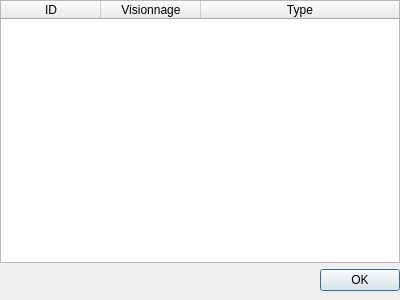
Before: the Qt Designer form Dialogs/EditViewsDialog.ui in AmbreM71/MovieManager, drawn with Qt 5.
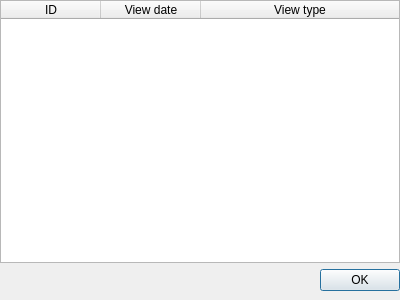
After: the same form once the commit is applied.

```diff
--- a/Dialogs/EditViewsDialog.ui
+++ b/Dialogs/EditViewsDialog.ui
@@ -74,12 +74,12 @@
      </column>
      <column>
       <property name="text">
-       <string>Visionnage</string>
+       <string>View date</string>
       </property>
      </column>
      <column>
       <property name="text">
-       <string>Type</string>
+       <string>View type</string>
       </property>
      </column>
     </widget>
```
Left out of the diff: 2 changed lines with no effect on the pictures.
